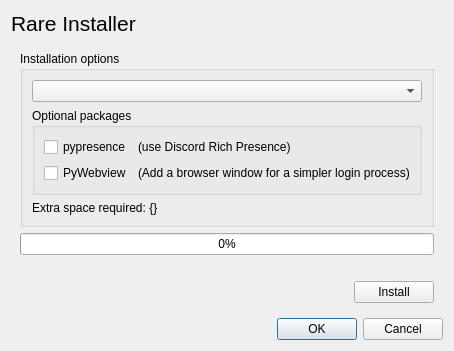
First picture: the form in RareUpdater/rareupdater.ui, repository Dummerle/RareUpdater, before the edit.
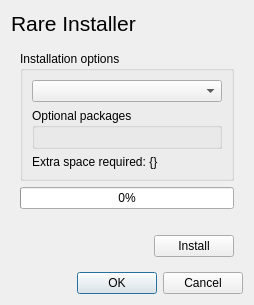
Second picture: the form after the edit. The open tabs and pages were chosen to show the change.

```diff
--- a/RareUpdater/rareupdater.ui
+++ b/RareUpdater/rareupdater.ui
@@ -61,36 +61,7 @@
             <property name="title">
              <string>Optional packages</string>
             </property>
-            <layout class="QFormLayout" name="formLayout">
-             <item row="0" column="0">
-              <widget class="QCheckBox" name="pypresence_check">
-               <property name="text">
-                <string>pypresence</string>
-               </property>
-              </widget>
-             </item>
-             <item row="0" column="1">
-              <widget class="QLabel" name="pypresence_lbl">
-               <property name="text">
-                <string>(use Discord Rich Presence)</string>
-               </property>
-              </widget>
-             </item>
-             <item row="1" column="0">
-              <widget class="QCheckBox" name="webview_check">
-               <property name="text">
-                <string>PyWebview</string>
-               </property>
-              </widget>
-             </item>
-             <item row="1" column="1">
-              <widget class="QLabel" name="webview_lbl">
-               <property name="text">
-                <string>(Add a browser window for a simpler login process)</string>
-               </property>
-              </widget>
-             </item>
-            </layout>
+            <layout class="QFormLayout" name="optional_group_layout"/>
            </widget>
           </item>
           <item>
```
Left out of the diff: 2 changed lines with no effect on the pictures.
